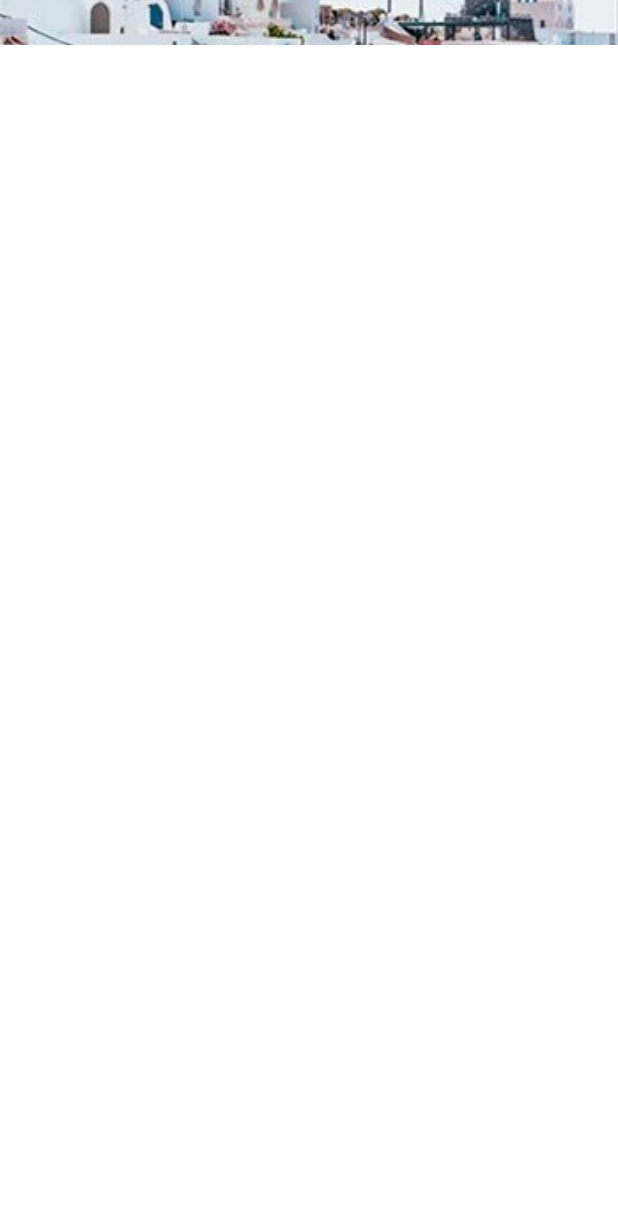
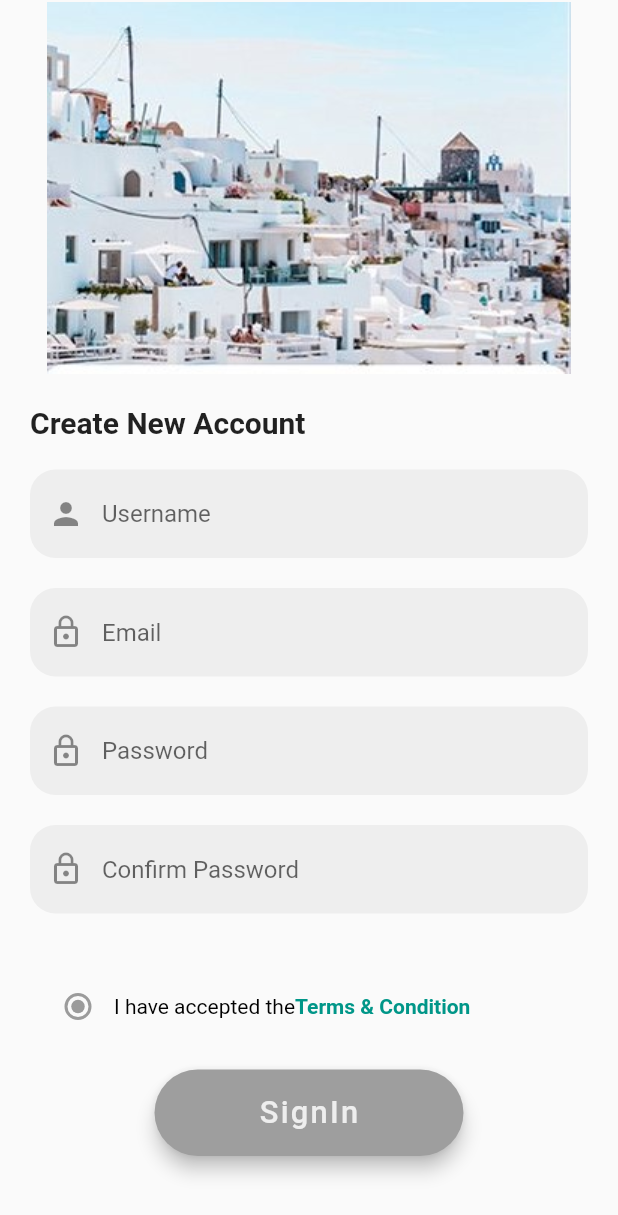
Before and after one commit to oluwadamilola27/first-project, a Flutter app: the SignUpScreen screen opened directly, on a phone screen of 412 x 824 dp. Shown: the top 1215 px of the screen. Run offline on Flutter 3.47's test engine with Material 2 defaults, Android fonts, the phone set to English and light mode, and no system bars.

Commit message:
added registration page

```diff
--- a/lib/SignUp_Screen.dart
+++ b/lib/SignUp_Screen.dart
@@ -7,67 +7,105 @@ class SignUpScreen extends StatefulWidget {
 }
 
 class _SignUpScreenState extends State<SignUpScreen> {
+
+  TextEditingController _username = TextEditingController();
+  TextEditingController _email =TextEditingController();
+  TextEditingController _password = TextEditingController();
+  TextEditingController _confirmPassword =TextEditingController();
   @override
   Widget build(BuildContext context) {
     return Scaffold(
-      backgroundColor: Colors.white,
-      body: ListView(
-        children: <Widget>[
-          Container(
-            height: 30,
-            decoration: BoxDecoration(
-              image: DecorationImage(
-                fit:BoxFit.cover,image: AssetImage("assets/image/mysecond.jpg")
+        body: SingleChildScrollView(
+          child: Column(
+            children: <Widget>[
+              SizedBox(
+                child: Image.asset("assets/image/mysecond.jpg"),
+                height: 250.0,
+                width: double.infinity,
               ),
-            ),
-            child: Positioned(
-                child: Stack(
+              Container(
+                padding: EdgeInsets.all(20.0),
+                child: Column(
                   children: <Widget>[
-                    Positioned(
-                      top: 20,
+                    Row(
+                      children: <Widget>[
+                        Text(
+                          'Create New Account',
+                          style: TextStyle(
+                              fontWeight: FontWeight.bold, fontSize: 20.0),
+                        )
+                      ],
+                    ),
+                    _inPutForm(),
+                    SizedBox(
+                      height: 10.0,
+                      width: 10.0,
+                    ),
+                    Padding(
+                        padding: EdgeInsets.all(8.0),
                       child: Row(
-                        children: <Widget>[
-                          IconButton(
-                            icon: Icon(
-                              Icons.arrow_back_ios,
-                              color: Colors.white,
-                            ),
-                            onPressed: () {
-                              Navigator.pop(context);
-                            },
-                          ),
-                          Text('Back',style: TextStyle(color: Colors.white,fontWeight: FontWeight.bold),)
-                        ],
-                      ),
+                      children: <Widget>[
+                        Radio(value: null, groupValue: null, onChanged: null),
+                        RichText(text: TextSpan(
+                            text: 'I have accepted the',
+                            style:TextStyle(color: Colors.black),
+                            children: [
+                              TextSpan(text: 'Terms & Condition',style: TextStyle(color: Colors.teal,fontWeight: FontWeight.bold),
+                              ),
+                            ]
+                        ),
+                        ),
+                      ],
+                    )
                     ),
-                    Positioned(
-                      bottom: 20,
-                      child: Padding(
-                        padding:EdgeInsets.all(8.0),
-                        child: Text(
-                          'Create New Account',
-                          style:
-                          TextStyle(color: Colors.black,fontWeight: FontWeight.bold,fontSize: 18),
-                        ),
-                      ),
+                    SizedBox(
+                      height: 10.0,
+                      width: 10.0,
+                    ),
+                    Row(
+                      mainAxisAlignment: MainAxisAlignment.center,
+                      children: <Widget>[
+                        Container(
+                            height: 1.4 * (MediaQuery.of(context).size.height / 20),
+                            width: 5 * (MediaQuery.of(context).size.width / 10),
+                            margin: EdgeInsets.only(bottom: 20),
+                            child: RaisedButton(
+                                elevation: 5.0,
+                                color: Colors.grey,
+                                shape: RoundedRectangleBorder(
+                                  borderRadius: BorderRadius.circular(30.0),
+                                ),
+                                onPressed: () {},
+                                child: Text(
+                                  "SignIn",
+                                  style: TextStyle(
+                                    color: Colors.grey[200],
+                                    letterSpacing: 1.5,
+                                    fontSize:
+                                    MediaQuery.of(context).size.height / 40,
+                                  ),
+                                )))
+                      ],
                     ),
                   ],
                 ),
-            ),
+              ),
+            ],
           ),
-        ],
-      ),
+        ),
     );
+
   }
 
-  Widget inPutForm() {
+  Widget _inPutForm() {
     return Column(
       children: <Widget>[
         SizedBox(
           height: 20.0,
           width: 10.0,
         ),
-        TextField(
+        TextFormField(
+          controller: _username,
           decoration: InputDecoration(
               prefixIcon: Icon(Icons.person),
               enabledBorder: OutlineInputBorder(
@@ -86,7 +124,8 @@ class _SignUpScreenState extends State<SignUpScreen> {
           height: 20.0,
           width: 10.0,
         ),
-        TextField(
+        TextFormField(
+          controller: _email,
           obscureText: true,
           decoration: InputDecoration(
               prefixIcon: Icon(Icons.lock_outline),
@@ -106,27 +145,8 @@ class _SignUpScreenState extends State<SignUpScreen> {
           height: 20.0,
           width: 10.0,
         ),
-        TextField(
-          obscureText: true,
-          decoration: InputDecoration(
-              prefixIcon: Icon(Icons.lock_outline),
-              enabledBorder: OutlineInputBorder(
-                  borderRadius: BorderRadius.circular(17),
-                  borderSide: BorderSide.none),
-              disabledBorder: OutlineInputBorder(
-                  borderRadius: BorderRadius.circular(17),
-                  borderSide: BorderSide.none
-              ),
-              border: InputBorder.none,
-              filled: true,
-              fillColor: Colors.grey[200],
-              hintText: 'Email'),
-        ),
-        SizedBox(
-          height: 20.0,
-          width: 10.0,
-        ),
-        TextField(
+        TextFormField(
+          controller: _password,
           obscureText: true,
           decoration: InputDecoration(
               prefixIcon: Icon(Icons.lock_outline),
@@ -146,7 +166,8 @@ class _SignUpScreenState extends State<SignUpScreen> {
           height: 20.0,
           width:10.0 ,
         ),
-        TextField(
+        TextFormField(
+          controller: _confirmPassword,
           obscureText: true,
           decoration: InputDecoration(
               prefixIcon: Icon(Icons.lock_outline),
```
Also changed, not shown: lib/second_page.dart (+32 -29 lines).
